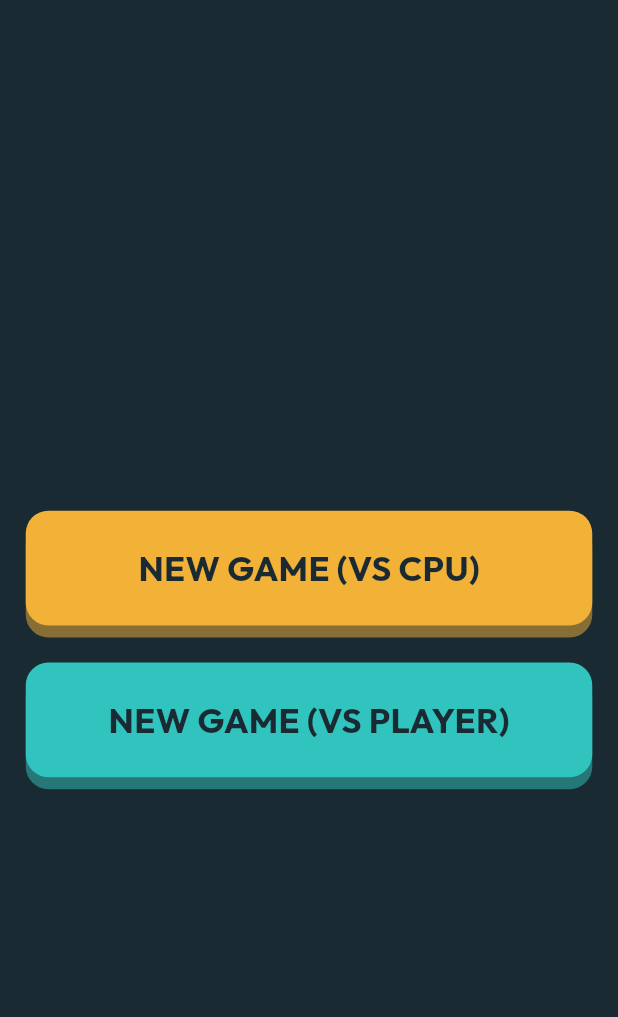
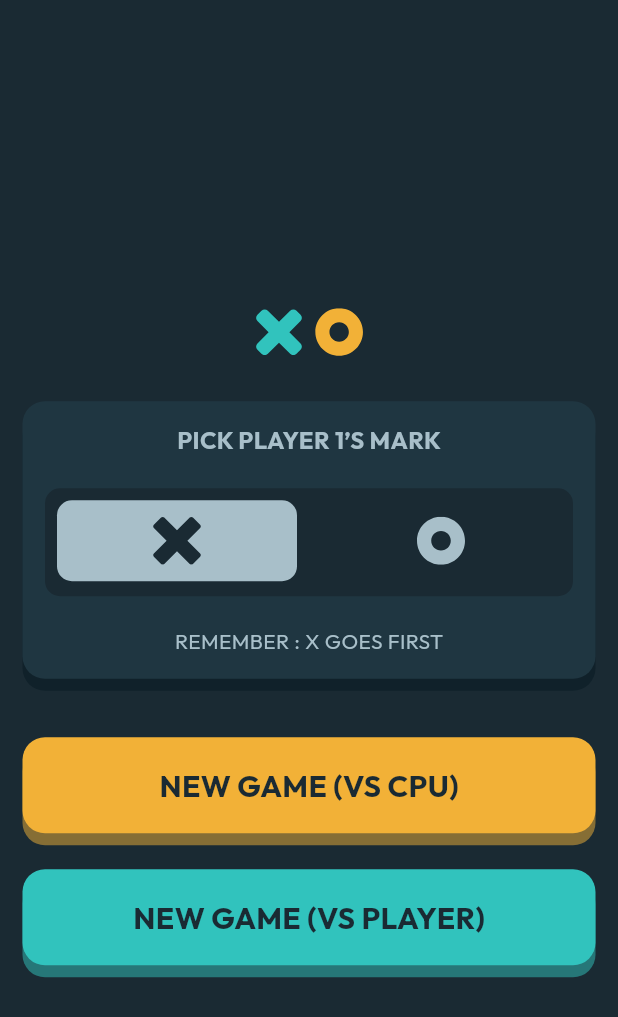
Before and after one commit to H11TM4N/Tic-Tac-Toe, a Flutter app: the screen it shows after launch, on a phone screen of 412 x 824 dp. Shown: the top 1017 px of the screen. Run offline on Flutter 3.47's test engine with Material 3 defaults, Android fonts, the phone set to English and light mode, and no system bars; our stand-ins replace dartz, dio, flutter_hooks, flutter_riverpod, flutter_svg, get and 5 more.

Commit message:
feat: implement home screen

```diff
--- a/client/lib/src/app.dart
+++ b/client/lib/src/app.dart
@@ -2,7 +2,6 @@ import 'package:tic_tac_toe/src/features/theme/data/theme.dart';
 import 'features/navigation/nav.dart';
 import 'package:flutter/material.dart';
 import 'package:flutter_riverpod/flutter_riverpod.dart';
-import 'package:flutter_screenutil/flutter_screenutil.dart';
 import 'package:get/get_navigation/src/root/get_material_app.dart';
 
 class MyApp extends ConsumerWidget {
@@ -10,12 +9,6 @@ class MyApp extends ConsumerWidget {
 
   @override
   Widget build(BuildContext context, ref) {
-
-    return ScreenUtilInit(
-      designSize: const Size(360, 690),
-      minTextAdapt: true,
-      splitScreenMode: true,
-      builder: (_, child) {
     return GetMaterialApp(
       debugShowCheckedModeBanner: false,
       title: 'Converse',
@@ -23,7 +16,5 @@ class MyApp extends ConsumerWidget {
       initialRoute: AppPages.initial,
       getPages: AppPages.routes,
     );
-      },
-    );
   }
 }
--- /dev/null
+++ b/client/lib/src/features/home/logic/providers/player_one_provider.dart
@@ -0,0 +1,18 @@
+import 'dart:developer';
+import 'package:flutter_riverpod/flutter_riverpod.dart';
+
+final playerOneProvider =
+    StateNotifierProvider<PlayerStateNotifier, String>((ref) {
+  return PlayerStateNotifier();
+});
+
+class PlayerStateNotifier extends StateNotifier<String> {
+  PlayerStateNotifier() : super('x');
+
+  void selectMark(String value) {
+    if (state != value) {
+      state = value;
+      log('Player one mark: $state');
+    }
+  }
+}
--- a/client/lib/src/features/home/presentation/home_screen.dart
+++ b/client/lib/src/features/home/presentation/home_screen.dart
@@ -1,14 +1,50 @@
 import 'package:flutter/material.dart';
+import 'package:flutter_hooks/flutter_hooks.dart';
 import 'package:tic_tac_toe/src/shared/shared.dart';
+import 'package:tic_tac_toe/src/shared/utils/extensions.dart';
 
-class HomeScreen extends StatelessWidget {
+class HomeScreen extends HookWidget {
   const HomeScreen({super.key});
 
   @override
   Widget build(BuildContext context) {
+    final tabController = useTabController(initialLength: 2);
+
     return Scaffold(
       body: AppColumn(
         children: [
+          SvgAsset(path: xAndO),
+          YBox(30),
+          Container(
+            padding: EdgeInsets.all(15),
+            decoration: BoxDecoration(
+              color: appColors.semiDarkNavy,
+              borderRadius: BorderRadius.circular(15),
+            ),
+            child: Column(
+              children: [
+                AppText(
+                  'PICK PLAYER 1’S MARK',
+                  color: appColors.sliver,
+                  fontSize: 16,
+                  fontWeight: FontWeight.w700,
+                ),
+                YBox(20),
+                CustomTabBar(
+                  tabController: tabController,
+                  tabs: ['X', 'O'],
+                ),
+                YBox(20),
+                AppText(
+                  'REMEMBER : X GOES FIRST',
+                  color: appColors.sliver,
+                  fontSize: 14,
+                  fontWeight: FontWeight.w400,
+                ),
+              ],
+            ),
+          ).withDefaultBoxShadow(),
+          YBox(35),
           AppButton(
             title: 'NEW GAME (VS CPU)',
             color: appColors.lightYellow,
--- a/client/lib/src/features/theme/data/theme.dart
+++ b/client/lib/src/features/theme/data/theme.dart
@@ -7,11 +7,11 @@ final baseTheme = ThemeData.light();
 ThemeData appTheme = ThemeData(
   textTheme: GoogleFonts.outfitTextTheme().copyWith(
     headlineMedium: TextStyle(
-      fontSize: 25.sp,
+      fontSize: 25,
       fontWeight: FontWeight.w700,
     ),
     displayMedium: TextStyle(
-      fontSize: 18.sp,
+      fontSize: 18,
     ),
   ),
   useMaterial3: true,
--- a/client/lib/src/shared/shared.dart
+++ b/client/lib/src/shared/shared.dart
@@ -1,6 +1,5 @@
 export '../features/theme/data/colors.dart';
 export '../features/theme/data/theme.dart';
-export 'package:flutter_screenutil/flutter_screenutil.dart';
 export 'widgets/widgets.dart';
 export 'utils/utils.dart';
 export '../app_injection_container.dart';
--- a/client/lib/src/shared/utils/assets.dart
+++ b/client/lib/src/shared/utils/assets.dart
@@ -1,21 +1,13 @@
 const String baseSvgPath = 'assets/svgs/';
 const String basePngPath = 'assets/pngs/';
 
-// app icon
-final String appIcon = 'app-icon'.png;
 
-// svgs
-final String sunIcon = 'sunIcon'.svg;
-final String moonIcon = 'moonIcon'.svg;
-final String searchIcon = 'searchIcon'.svg;
-final String drawerIcon = 'drawerIcon'.svg;
-final String settingIcon = 'settingIcon'.svg;
-final String globeIcon = 'globeIcon'.svg;
-final String logoutIcon = 'logoutIcon'.svg;
-final String trashIcon = 'trashIcon'.svg;
-final String sendIcon = 'sendIcon'.svg;
-final String editIcon = 'editIcon'.svg;
-final String notitficationIcon = 'notitfication_icon'.svg;
+final String xAndO = 'x-and-o'.svg;
+final String oOutlined = 'o-outlined'.svg;
+final String oFilled = 'o-filled'.svg;
+final String xOutlined = 'x-outlined'.svg;
+final String xFilled = 'x-filled'.svg;
+
 
 // extensions
 extension ImageExtension on String {
--- a/client/lib/src/shared/utils/strings.dart
+++ b/client/lib/src/shared/utils/strings.dart
@@ -9,13 +9,7 @@ const kBadRequestError = 'Bad request, please try again.';
 const kNotFoundError = 'An error occured, please try again.';
 const kRequestCancelledError = 'Request to server was cancelled.';
 
-
 //* socket events
 const JOIN_ROOM = 'JOIN_ROOM';
 const SEND_MOVE = 'SEND_MOVE';
 const RECEIVE_MOVE = 'RECEIVE_MOVE';
-
-
-const AVATARS = [
-  //TODO: Get avatars
-];
--- a/client/lib/src/shared/widgets/app_buttons.dart
+++ b/client/lib/src/shared/widgets/app_buttons.dart
@@ -47,8 +47,8 @@ class AppButton extends HookWidget {
             curve: Curves.easeInOut,
             alignment: Alignment.center,
             // width: double.infinity,
-            height: shadowVisible.value ? 64.h : 67.h,
-            margin: EdgeInsets.only(top: shadowVisible.value ? 4.h : 0),
+            height: shadowVisible.value ? 64 : 67,
+            margin: EdgeInsets.only(top: shadowVisible.value ? 4 : 0),
             decoration: BoxDecoration(
               color: buttonColor.value,
               borderRadius: borderRadius ?? BorderRadius.circular(15),
@@ -70,7 +70,7 @@ class AppButton extends HookWidget {
                     title,
                     style: textStyle ??
                         TextStyle(
-                          fontSize: 20.sp,
+                          fontSize: 20,
                           color: theme.onPrimary,
                           fontWeight: FontWeight.w700,
                         ),
--- a/client/lib/src/shared/widgets/app_column.dart
+++ b/client/lib/src/shared/widgets/app_column.dart
@@ -1,4 +1,3 @@
-import 'package:tic_tac_toe/src/shared/shared.dart';
 import 'package:flutter/material.dart';
 
 class AppColumn extends StatelessWidget {
@@ -21,14 +20,12 @@ class AppColumn extends StatelessWidget {
 
   @override
   Widget build(BuildContext context) {
-    return SafeArea(
-      child: Center(
-        child: (shouldScroll
-            ? SingleChildScrollView(
+    return Center(
+      child: Container(
+        constraints: BoxConstraints(maxWidth: 600),
         child: Padding(
-                  padding: padding ??
-                      EdgeInsets.symmetric(horizontal: 15.w)
-                          .copyWith(top: 25.h),
+          padding:
+              padding ?? EdgeInsets.symmetric(horizontal: 15).copyWith(top: 25),
           child: Column(
             mainAxisSize: mainAxisSize,
             mainAxisAlignment: mainAxisAlignment,
@@ -36,17 +33,6 @@ class AppColumn extends StatelessWidget {
             children: children,
           ),
         ),
-              )
-            : Padding(
-                padding: padding ??
-                    EdgeInsets.symmetric(horizontal: 15.w).copyWith(top: 25.h),
-                child: Column(
-                  mainAxisSize: mainAxisSize,
-                  mainAxisAlignment: mainAxisAlignment,
-                  crossAxisAlignment: crossAxisAlignment,
-                  children: children,
-                ),
-              )),
       ),
     );
   }
--- a/client/lib/src/shared/widgets/app_dialogs.dart
+++ b/client/lib/src/shared/widgets/app_dialogs.dart
@@ -6,7 +6,7 @@ class AppDialog {
   static void dialog(Widget content, {Color? bgColor}) {
     Get.dialog(
       Dialog(
-        insetPadding: EdgeInsets.symmetric(horizontal: 20.w),
+        insetPadding: EdgeInsets.symmetric(horizontal: 20),
         backgroundColor: bgColor ?? appColors.semiDarkNavy,
         shadowColor: bgColor ?? appColors.semiDarkNavy,
         child: content,
--- a/client/lib/src/shared/widgets/app_inkwell.dart
+++ b/client/lib/src/shared/widgets/app_inkwell.dart
@@ -1,4 +1,3 @@
-import '../shared.dart';
 import 'package:flutter/material.dart';
 
 class AppInkWell extends StatelessWidget {
@@ -22,7 +21,7 @@ class AppInkWell extends StatelessWidget {
           overlayColor != null ? WidgetStatePropertyAll(overlayColor) : null,
       borderRadius: BorderRadius.circular(isCircle ? 30 : 12),
       child: Padding(
-        padding: EdgeInsets.all(10.w),
+        padding: EdgeInsets.all(10),
         child: child,
       ),
     );
--- /dev/null
+++ b/client/lib/src/shared/widgets/custom_tabbar.dart
@@ -0,0 +1,74 @@
+import 'package:flutter/material.dart';
+import 'package:flutter_riverpod/flutter_riverpod.dart';
+import 'package:google_fonts/google_fonts.dart';
+import 'package:tic_tac_toe/src/features/home/logic/providers/player_one_provider.dart';
+import 'package:tic_tac_toe/src/shared/shared.dart';
+
+class CustomTabBar extends ConsumerWidget {
+  final TabController tabController;
+  final List<String> tabs;
+
+  const CustomTabBar({
+    super.key,
+    required this.tabController,
+    required this.tabs,
+  });
+
+  @override
+  Widget build(BuildContext context, ref) {
+    return AnimatedBuilder(
+      animation: tabController,
+      builder: (context, _) {
+        return Container(
+          decoration: BoxDecoration(
+            color: appColors.darkNavy,
+            borderRadius: BorderRadius.circular(10),
+          ),
+          padding: EdgeInsets.symmetric(vertical: 8),
+          child: TabBar(
+            controller: tabController,
+            isScrollable: false,
+            onTap: (index) =>
+                ref.read(playerOneProvider.notifier).selectMark(tabs[index]),
+            labelStyle: GoogleFonts.outfit(
+              color: appColors.darkNavy,
+              fontWeight: FontWeight.w500,
+              fontSize: 15,
+            ),
+            unselectedLabelColor: appColors.sliver,
+            labelPadding: EdgeInsets.symmetric(horizontal: 8),
+            indicator: BoxDecoration(
+              borderRadius: BorderRadius.circular(20),
+              color: appColors.darkNavy.withOpacity(.1),
+            ),
+            overlayColor: const WidgetStatePropertyAll(Colors.transparent),
+            dividerColor: Colors.transparent,
+            indicatorSize: TabBarIndicatorSize.label,
+            tabs: tabs
+                .map((tab) =>
+                    _buildTab(tab, tabs.indexOf(tab) == tabController.index))
+                .toList(),
+          ),
+        );
+      },
+    );
+  }
+}
+
+Widget _buildTab(String text, bool isSelected) {
+  return Container(
+    height: 54,
+    alignment: Alignment.center,
+    decoration: BoxDecoration(
+      color: isSelected ? appColors.sliver : null,
+      borderRadius: BorderRadius.circular(10),
+    ),
+    child: Tab(
+      child: SvgAsset(
+        height: 32,
+        path: text.toLowerCase() == 'o' ? oFilled : xFilled,
+        color: isSelected ? appColors.darkNavy : appColors.sliver,
+      ),
+    ),
+  );
+}
--- a/client/lib/src/shared/widgets/widgets.dart
+++ b/client/lib/src/shared/widgets/widgets.dart
@@ -9,3 +9,4 @@ export 'sizedbox.dart';
 export 'svg_asset.dart';
 export 'shimmer_widget.dart';
 export 'responsive_layout.dart';
+export 'custom_tabbar.dart';
--- a/client/pubspec.yaml
+++ b/client/pubspec.yaml
@@ -16,7 +16,6 @@ dependencies:
   flutter_riverpod: ^2.5.1
   hooks_riverpod: ^2.5.1
   get: ^4.6.6
-  flutter_screenutil: ^5.9.0
   flutter_hooks: ^0.20.5
   flutter_svg: ^2.0.10+1
   socket_io_client: ^3.0.0
```
Also changed, not shown: client/assets/svgs/o-filled.svg (added), client/assets/svgs/o-outlined.svg (added), client/assets/svgs/x-and-o.svg (added), client/assets/svgs/x-filled.svg (added), client/assets/svgs/x-outlined.svg (added), client/pubspec.lock. Lines whose indentation alone changed are shown as unchanged.
